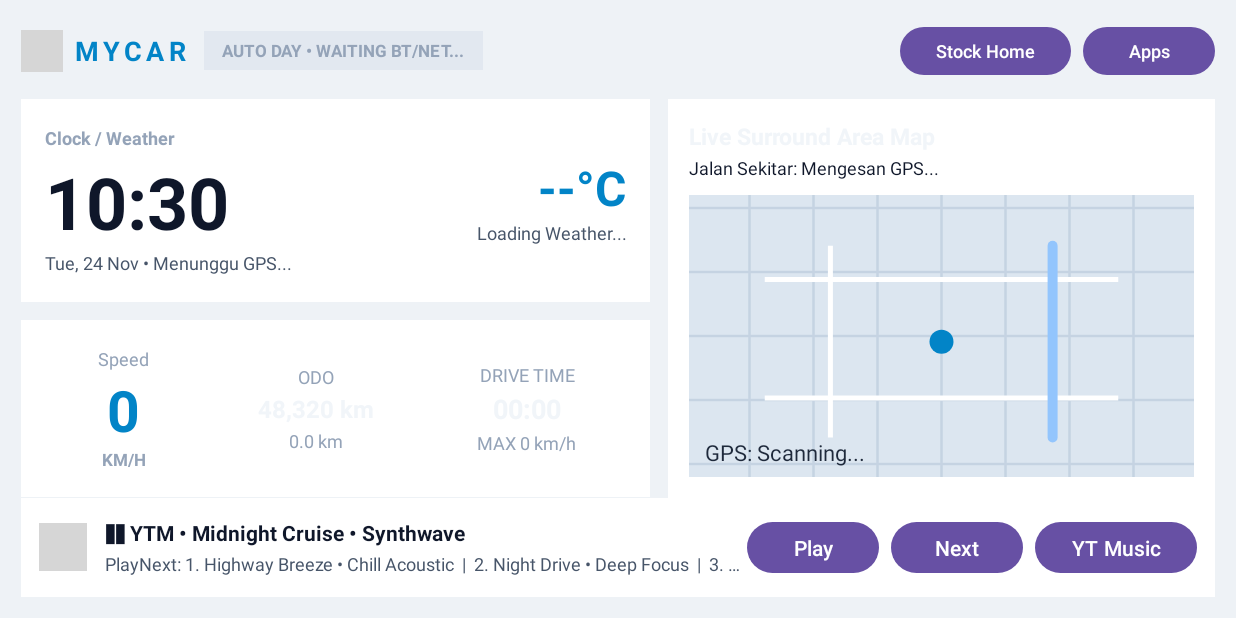
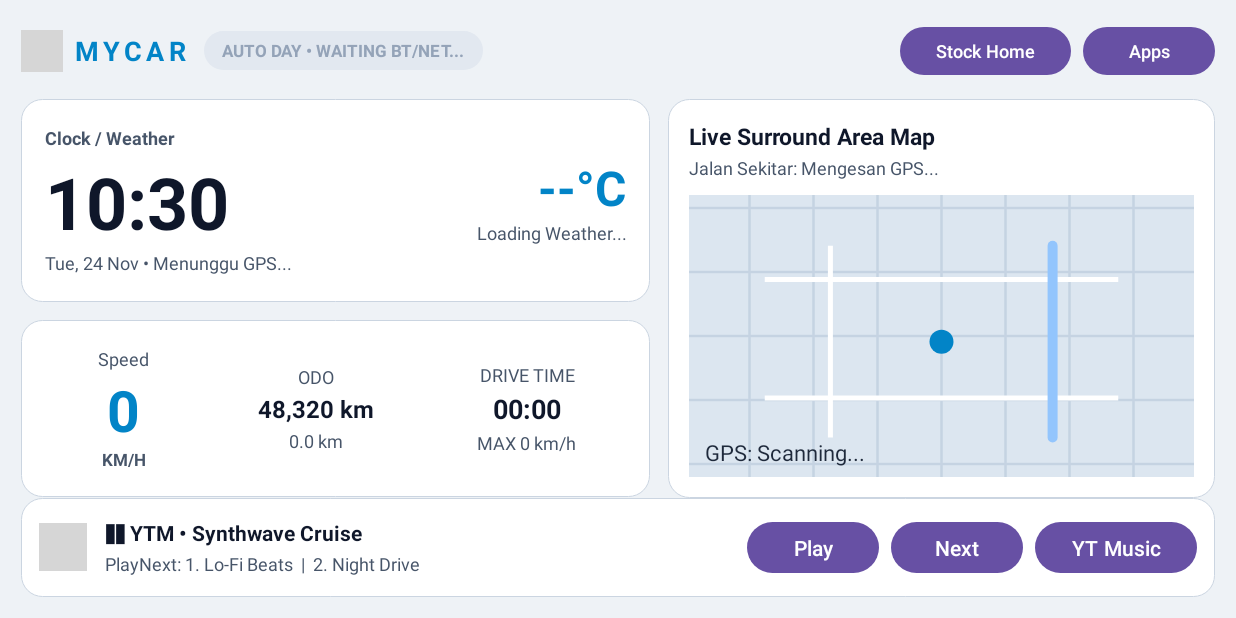
Before and after one commit to hitcombo30-coder/mycar-launcher, an Android app: the screen it shows after launch (MainActivity), on a phone screen of 824 x 412 dp (held sideways). Run offline under Robolectric (Android 15) with nearby library versions, the phone set to English and light mode, and no system bars; grey boxes are pictures that could not be loaded.

Commit message:
Update MainActivity.kt

```diff
--- a/app/src/main/java/com/mycar/launcher/MainActivity.kt
+++ b/app/src/main/java/com/mycar/launcher/MainActivity.kt
@@ -1,9 +1,12 @@
 package com.mycar.launcher
 
 import android.Manifest
+import android.content.BroadcastReceiver
 import android.content.Context
 import android.content.Intent
+import android.content.IntentFilter
 import android.content.pm.PackageManager
+import android.graphics.drawable.GradientDrawable
 import android.hardware.Sensor
 import android.hardware.SensorEvent
 import android.hardware.SensorEventListener
@@ -47,6 +50,7 @@ class MainActivity : AppCompatActivity(), SensorEventListener {
     private var sensorManager: SensorManager? = null
     private var lightSensor: Sensor? = null
     private var lastLuxValue: Float? = null
+    private var headlightSignalNight: Boolean? = null
 
     private var isNightMode = true
     private var isPlaying = false
@@ -61,12 +65,33 @@ class MainActivity : AppCompatActivity(), SensorEventListener {
     private var currentLon: Double? = null
 
     private val playNextQueue = mutableListOf(
-        "Midnight Cruise • Synthwave",
-        "Highway Breeze • Chill Acoustic",
-        "Night Drive • Deep Focus",
-        "Kuantan Coast • Lo-Fi Beats",
-        "Late Express • Smooth House"
+        "Synthwave Cruise",
+        "Lo-Fi Beats",
+        "Night Drive",
+        "Highway Breeze"
     )
+
+    private val illuminationReceiver = object : BroadcastReceiver() {
+        override fun onReceive(context: Context?, intent: Intent?) {
+            val action = intent?.action ?: return
+            when {
+                action.contains("ILLUM", ignoreCase = true) ||
+                    action.contains("LIGHT", ignoreCase = true) ||
+                    action.contains("HEADLIGHT", ignoreCase = true) -> {
+                    val stateInt = intent.getIntExtra("state", intent.getIntExtra("illum", -1))
+                    val stateBool = intent.getBooleanExtra("enabled", false)
+                    headlightSignalNight = when {
+                        stateInt == 1 -> true
+                        stateInt == 0 -> false
+                        intent.hasExtra("enabled") -> stateBool
+                        else -> headlightSignalNight
+                    }
+                    updateAutoDayNightTheme()
+                    updateSyncStatus()
+                }
+            }
+        }
+    }
 
     private val locationListener = object : LocationListener {
         override fun onLocationChanged(location: Location) {
@@ -143,6 +168,7 @@ class MainActivity : AppCompatActivity(), SensorEventListener {
     override fun onResume() {
         super.onResume()
         hideSystemBars()
+        registerIlluminationReceiver()
         lightSensor?.let { sensor ->
             sensorManager?.registerListener(this, sensor, SensorManager.SENSOR_DELAY_NORMAL)
         }
@@ -154,6 +180,27 @@ class MainActivity : AppCompatActivity(), SensorEventListener {
     override fun onPause() {
         super.onPause()
         sensorManager?.unregisterListener(this)
+        try {
+            unregisterReceiver(illuminationReceiver)
+        } catch (_: Exception) {
+        }
+    }
+
+    private fun registerIlluminationReceiver() {
+        try {
+            val filter = IntentFilter().apply {
+                addAction("android.intent.action.ILLUMINATION_CHANGED")
+                addAction("com.android.systemui.ILLUM_CHANGE")
+                addAction("android.car.intent.action.ILLUMINATION_CHANGED")
+            }
+            if (android.os.Build.VERSION.SDK_INT >= android.os.Build.VERSION_CODES.TIRAMISU) {
+                registerReceiver(illuminationReceiver, filter, Context.RECEIVER_EXPORTED)
+            } else {
+                @Suppress("UnspecifiedRegisterReceiverFlag")
+                registerReceiver(illuminationReceiver, filter)
+            }
+        } catch (_: Exception) {
+        }
     }
 
     override fun onSensorChanged(event: SensorEvent?) {
@@ -166,6 +213,7 @@ class MainActivity : AppCompatActivity(), SensorEventListener {
     override fun onAccuracyChanged(sensor: Sensor?, accuracy: Int) {}
 
     private fun computeShouldBeNight(): Boolean {
+        headlightSignalNight?.let { return it }
         val lux = lastLuxValue
         if (lux != null) {
             return lux < 25f
@@ -199,7 +247,12 @@ class MainActivity : AppCompatActivity(), SensorEventListener {
 
     private fun updateSyncStatus() {
         val online = isNetworkAvailable()
-        val modeTag = if (isNightMode) "AUTO NIGHT" else "AUTO DAY"
+        val modeTag = when {
+            headlightSignalNight == true -> "LAMP NIGHT"
+            headlightSignalNight == false -> "LAMP DAY"
+            isNightMode -> "AUTO NIGHT"
+            else -> "AUTO DAY"
+        }
         val netTag = if (online) "BT/NET OK" else "WAITING BT/NET..."
         binding.tvStatusPill.text = "$modeTag • $netTag"
     }
@@ -386,10 +439,9 @@ class MainActivity : AppCompatActivity(), SensorEventListener {
         val current = playNextQueue[queueIndex]
         val n1 = playNextQueue[(queueIndex + 1) % playNextQueue.size]
         val n2 = playNextQueue[(queueIndex + 2) % playNextQueue.size]
-        val n3 = playNextQueue[(queueIndex + 3) % playNextQueue.size]
 
         binding.tvTrack.text = if (isPlaying) "▶ YTM • $current" else "❚❚ YTM • $current"
-        binding.tvPlayNextList.text = "PlayNext: 1. $n1  |  2. $n2  |  3. $n3"
+        binding.tvPlayNextList.text = "PlayNext: 1. $n1  |  2. $n2"
         binding.btnPlayPause.text = if (isPlaying) "Pause" else "Play"
     }
 
@@ -398,35 +450,62 @@ class MainActivity : AppCompatActivity(), SensorEventListener {
         val secs = driveSeconds % 60
         val timeFormatted = String.format(Locale.getDefault(), "%02d:%02d", mins, secs)
         binding.tvSpeed.text = speedKmh.toString()
-        binding.tvTripInfo.text = "ODO: ${String.format(Locale.getDefault(), "%,d", odometerKm.toInt())} km\n" +
-            "TRIP: ${String.format(Locale.getDefault(), "%.1f", tripKm)} km  |  MAX: $maxSpeedKmh km/h\n" +
-            "DRIVE TIME: $timeFormatted"
+        binding.tvOdoValue.text = "${String.format(Locale.getDefault(), "%,d", odometerKm.toInt())} km"
+        binding.tvTripSub.text = "${String.format(Locale.getDefault(), "%.1f", tripKm)} km"
+        binding.tvDriveTimeValue.text = timeFormatted
+        binding.tvMaxSub.text = "MAX $maxSpeedKmh km/h"
+    }
+
+    private fun styleCard(view: View, cardColor: Int, borderColor: Int) {
+        val gd = GradientDrawable().apply {
+            shape = GradientDrawable.RECTANGLE
+            cornerRadius = 14f * resources.displayMetrics.density
+            setColor(cardColor)
+            setStroke((1f * resources.displayMetrics.density).toInt(), borderColor)
+        }
+        view.background = gd
     }
 
     private fun applyTheme() {
         binding.surroundMapView.isNightMode = isNightMode
         val bgColor = ContextCompat.getColor(this, if (isNightMode) R.color.night_bg else R.color.day_bg)
         val cardColor = ContextCompat.getColor(this, if (isNightMode) R.color.night_card else R.color.day_card)
+        val borderColor = ContextCompat.getColor(this, if (isNightMode) R.color.night_border else R.color.day_border)
         val textColor = ContextCompat.getColor(this, if (isNightMode) R.color.night_text else R.color.day_text)
         val subColor = ContextCompat.getColor(this, if (isNightMode) R.color.night_subtext else R.color.day_subtext)
         val accentColor = ContextCompat.getColor(this, if (isNightMode) R.color.night_accent else R.color.day_accent)
         val pillColor = ContextCompat.getColor(this, if (isNightMode) R.color.night_pill else R.color.day_pill)
 
         binding.rootLayout.setBackgroundColor(bgColor)
-        binding.clockWeatherCard.setBackgroundColor(cardColor)
-        binding.telemetryCard.setBackgroundColor(cardColor)
-        binding.mapCard.setBackgroundColor(cardColor)
-        binding.musicCard.setBackgroundColor(cardColor)
-        binding.tvStatusPill.setBackgroundColor(pillColor)
+        styleCard(binding.clockWeatherCard, cardColor, borderColor)
+        styleCard(binding.telemetryCard, cardColor, borderColor)
+        styleCard(binding.mapCard, cardColor, borderColor)
+        styleCard(binding.musicCard, cardColor, borderColor)
+
+        val pillBg = GradientDrawable().apply {
+            shape = GradientDrawable.RECTANGLE
+            cornerRadius = 999f
+            setColor(pillColor)
+        }
+        binding.tvStatusPill.background = pillBg
 
         binding.tvBrand.setTextColor(accentColor)
+        binding.tvCardClockTitle.setTextColor(subColor)
         binding.tvBigClock.setTextColor(textColor)
         binding.tvDateLabel.setTextColor(subColor)
         binding.tvWeatherTemp.setTextColor(accentColor)
         binding.tvWeatherDesc.setTextColor(subColor)
+        binding.tvSpeedLabel.setTextColor(subColor)
         binding.tvSpeed.setTextColor(accentColor)
-        binding.tvTripInfo.setTextColor(textColor)
-        binding.tvLocationHeader.setTextColor(textColor)
+        binding.tvSpeedUnit.setTextColor(subColor)
+        binding.tvOdoLabel.setTextColor(subColor)
+        binding.tvOdoValue.setTextColor(textColor)
+        binding.tvTripSub.setTextColor(subColor)
+        binding.tvTripLabel.setTextColor(subColor)
+        binding.tvDriveTimeValue.setTextColor(textColor)
+        binding.tvMaxSub.setTextColor(subColor)
+        binding.tvMapTitle.setTextColor(textColor)
+        binding.tvLocationHeader.setTextColor(subColor)
         binding.tvTrack.setTextColor(textColor)
         binding.tvPlayNextList.setTextColor(subColor)
     }
```
